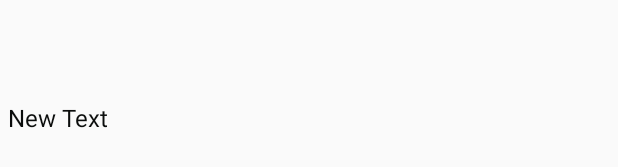
After one commit to xiDaiDai/Gank.IO, an Android app: the layout list_item_android_info.xml on its own in the app's theme, with its tools: preview values and no code run, on a phone screen of 412 x 824 dp. The commit adds this screen. Shown: the part 500-667 px from the top of the screen. Run offline under Robolectric (Android 15) with nearby library versions, the phone set to English and light mode, and no system bars.

Commit message:
okhttp,pulltorefresh

```diff
--- a/app/build.gradle
+++ b/app/build.gradle
@@ -65,6 +65,7 @@ dependencies {
     compile 'in.srain.cube:ultra-ptr:1.0.11'
     compile 'in.srain.cube:cube-sdk:1.0.44@aar'
     compile 'de.greenrobot:eventbus:2.4.0'
+    compile 'com.google.code.gson:gson:2.3.1'
 
 
 }
--- a/app/src/main/AndroidManifest.xml
+++ b/app/src/main/AndroidManifest.xml
@@ -1,6 +1,9 @@
 <?xml version="1.0" encoding="utf-8"?>
 <manifest xmlns:android="http://schemas.android.com/apk/res/android"
     package="com.isee.goose" >
+
+
+    <uses-permission android:name="android.permission.INTERNET"/>
 
     <application
         android:name=".app.GooApplication"
--- a/app/src/main/java/com/isee/goose/MainActivity.java
+++ b/app/src/main/java/com/isee/goose/MainActivity.java
@@ -8,7 +8,7 @@ import android.support.v7.app.AppCompatActivity;
 import android.support.v7.widget.Toolbar;
 import android.widget.FrameLayout;
 
-import com.isee.goose.fragment.ItemOneFragment;
+import com.isee.goose.fragment.AndroidFragment;
 import com.isee.goose.fragment.LeftFragment;
 import com.isee.goose.vo.ItemOne;
 
@@ -83,7 +83,7 @@ public class MainActivity extends AppCompatActivity {
 
     public void onEventMainThread(ItemOne event) {
         if(!event.getValue().equals(itemValue))
-        replaceFragment(R.id.id_content_container, new ItemOneFragment(),event.getValue());
+        replaceFragment(R.id.id_content_container, new AndroidFragment(),event.getValue());
     }
 
     public void replaceFragment(int id_content, Fragment fragment,String value) {
--- a/app/src/main/res/layout/fragment_item_one.xml
+++ b/app/src/main/res/layout/fragment_item_one.xml
@@ -18,7 +18,7 @@
 
             <ListView
                 android:background="@color/material_green"
-                android:id="@+id/load_more_small_image_list_view"
+                android:id="@+id/list_view"
                 android:layout_width="match_parent"
                 android:layout_height="match_parent"
                 android:divider="@null"
--- a/app/src/main/res/layout/fragment_left_menu.xml
+++ b/app/src/main/res/layout/fragment_left_menu.xml
@@ -11,7 +11,8 @@
         android:padding="20dp"
         android:layout_width="match_parent"
         android:layout_height="wrap_content"
-        android:text="item_one"
+        android:text="Android"
+        android:textStyle="bold"
         android:id="@+id/textView"
 
         android:layout_gravity="center_horizontal" />
@@ -25,7 +26,8 @@
         android:padding="20dp"
         android:layout_width="wrap_content"
         android:layout_height="wrap_content"
-        android:text="item_two"
+        android:text="妹纸"
+        android:textStyle="bold"
         android:id="@+id/textView2"
         android:layout_gravity="center_horizontal" />
 
--- /dev/null
+++ b/app/src/main/res/layout/list_item_android_info.xml
@@ -0,0 +1,24 @@
+<?xml version="1.0" encoding="utf-8"?>
+<LinearLayout xmlns:android="http://schemas.android.com/apk/res/android"
+    android:orientation="vertical" android:layout_width="match_parent"
+    android:layout_height="match_parent"
+ >
+
+    <TextView
+        android:padding="5dp"
+        android:layout_width="match_parent"
+        android:layout_height="match_parent"
+        android:text="New Text"
+        android:id="@+id/textView5"
+        android:layout_gravity="center"
+        android:gravity="center_vertical"
+        android:textColor="#fb070908"
+        android:textSize="16sp" />
+
+    <View
+        android:layout_width="match_parent"
+        android:layout_height="1dp"
+        android:background="#4b4b4b"
+        />
+
+</LinearLayout>
```
Also changed, not shown: app/src/main/java/com/isee/goose/adapter/AndroidAdapter.java (added, +69 -0 lines), app/src/main/java/com/isee/goose/fragment/AndroidFragment.java (added, +126 -0 lines), app/src/main/java/com/isee/goose/net/RemoteConfig.java (added, +10 -0 lines), app/src/main/java/com/isee/goose/viewHolder/AndroidListViewHolder.java (added, +9 -0 lines), app/src/main/java/com/isee/goose/vo/AndroidInfo.java (added, +23 -0 lines), app/src/main/java/com/isee/goose/vo/BaseResult.java (added, +18 -0 lines), 1 other file.
